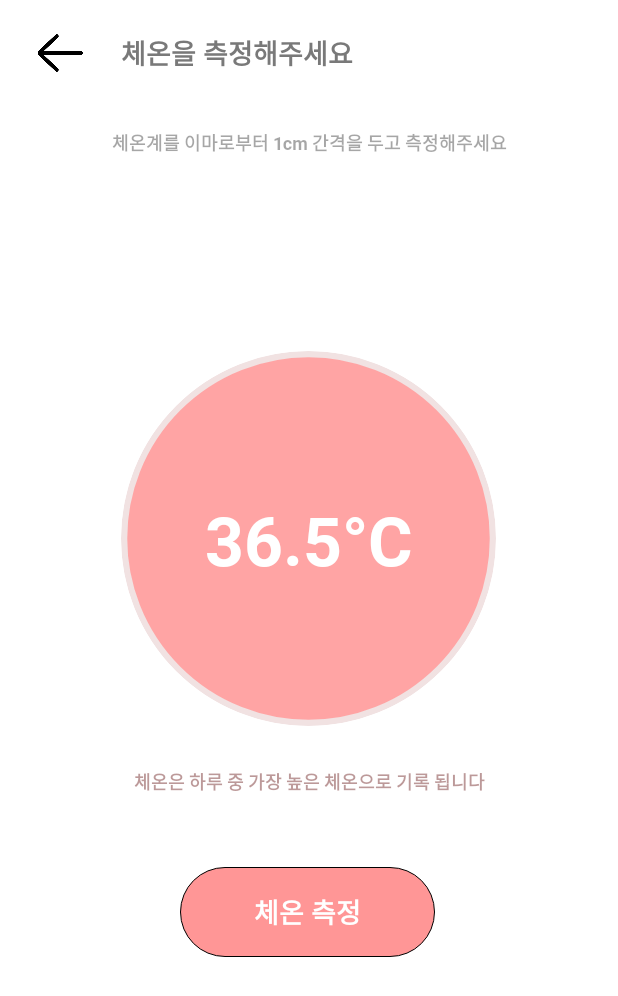
After one commit to BTS-development/BTS_App, an Android app: the Measured_body_tempreture screen opened directly, with no data from a screen before it, on a phone screen of 412 x 824 dp. The commit adds this screen. Shown: the top 996 px of the screen. Run offline under Robolectric (Android 15) with nearby library versions, the phone set to English and light mode, and no system bars; our stand-ins replace CircleImageView.

Commit message:
[Create] Tempreture

```diff
--- a/BluetoothTemperatureSubmitter/app/src/main/java/com/example/bluetoothtemperaturesubmitter/MainPageActivity.kt
+++ b/BluetoothTemperatureSubmitter/app/src/main/java/com/example/bluetoothtemperaturesubmitter/User/MainPageActivity.kt
@@ -1,11 +1,9 @@
-package com.example.bluetoothtemperaturesubmitter
+package com.example.bluetoothtemperaturesubmitter.User
 
 import androidx.appcompat.app.AppCompatActivity
 import android.os.Bundle
-import android.view.MenuItem
-import android.widget.Toolbar
 import com.example.bluetoothtemperaturesubmitter.Fragment.Main_User
-import kotlinx.android.synthetic.main.activity_main_page.*
+import com.example.bluetoothtemperaturesubmitter.R
 
 class MainPageActivity : AppCompatActivity() {
     override fun onCreate(savedInstanceState: Bundle?) {
--- /dev/null
+++ b/BluetoothTemperatureSubmitter/app/src/main/java/com/example/bluetoothtemperaturesubmitter/User/Measured_body_tempreture.kt
@@ -0,0 +1,12 @@
+package com.example.bluetoothtemperaturesubmitter.User
+
+import androidx.appcompat.app.AppCompatActivity
+import android.os.Bundle
+import com.example.bluetoothtemperaturesubmitter.R
+
+class Measured_body_tempreture : AppCompatActivity() {
+    override fun onCreate(savedInstanceState: Bundle?) {
+        super.onCreate(savedInstanceState)
+        setContentView(R.layout.activity_measured_body_tempreture)
+    }
+}
--- /dev/null
+++ b/BluetoothTemperatureSubmitter/app/src/main/res/drawable/tempreture_circle.xml
@@ -0,0 +1,14 @@
+<?xml version="1.0" encoding="utf-8"?>
+<shape xmlns:android="http://schemas.android.com/apk/res/android"
+    android:shape="oval">
+    <stroke
+        android:color="#F1E2E2"
+        android:width="5dp"/>
+    <solid
+        android:color="#FFA4A4"/>
+    <size
+        android:width="320dp"
+        android:height="320dp"/>
+
+
+</shape>
--- a/BluetoothTemperatureSubmitter/app/src/main/res/layout/activity_group.xml
+++ b/BluetoothTemperatureSubmitter/app/src/main/res/layout/activity_group.xml
@@ -4,7 +4,7 @@
     xmlns:tools="http://schemas.android.com/tools"
     android:layout_width="match_parent"
     android:layout_height="match_parent"
-    tools:context=".MainPageActivity">
+    tools:context=".User.MainPageActivity">
 
     <LinearLayout
         android:id="@+id/linear"
--- a/BluetoothTemperatureSubmitter/app/src/main/res/layout/activity_main_page.xml
+++ b/BluetoothTemperatureSubmitter/app/src/main/res/layout/activity_main_page.xml
@@ -4,7 +4,7 @@
     xmlns:tools="http://schemas.android.com/tools"
     android:layout_width="match_parent"
     android:layout_height="match_parent"
-    tools:context=".MainPageActivity">
+    tools:context=".User.MainPageActivity">
 
     <FrameLayout
         android:id="@+id/main_frame"
--- /dev/null
+++ b/BluetoothTemperatureSubmitter/app/src/main/res/layout/activity_measured_body_tempreture.xml
@@ -0,0 +1,112 @@
+<?xml version="1.0" encoding="utf-8"?>
+<androidx.constraintlayout.widget.ConstraintLayout xmlns:android="http://schemas.android.com/apk/res/android"
+    xmlns:app="http://schemas.android.com/apk/res-auto"
+    xmlns:tools="http://schemas.android.com/tools"
+    android:layout_width="match_parent"
+    android:layout_height="match_parent"
+    tools:context=".User.Measured_body_tempreture">
+
+    <LinearLayout
+        android:layout_width="match_parent"
+        android:layout_height="wrap_content"
+        android:orientation="vertical"
+        app:layout_constraintEnd_toEndOf="parent"
+        app:layout_constraintStart_toStartOf="parent"
+        app:layout_constraintTop_toTopOf="parent">
+
+        <LinearLayout
+            android:layout_width="match_parent"
+            android:layout_height="wrap_content"
+            android:orientation="horizontal">
+
+            <ImageView
+                android:id="@+id/back"
+                android:layout_width="50dp"
+                android:layout_height="40dp"
+                android:layout_margin="15dp"
+                android:src="@drawable/back_space" />
+
+            <com.google.android.material.textview.MaterialTextView
+                android:layout_width="match_parent"
+                android:layout_height="wrap_content"
+                android:layout_gravity="center"
+                android:fontFamily="@font/roboto"
+                android:text="체온을 측정해주세요"
+                android:textColor="#797979"
+                android:textSize="18dp" />
+        </LinearLayout>
+
+        <TextView
+            android:layout_width="match_parent"
+            android:layout_height="wrap_content"
+            android:layout_marginTop="15dp"
+            android:fontFamily="@font/roboto"
+            android:gravity="center"
+            android:text="체온계를 이마로부터 1cm 간격을 두고 측정해주세요"
+            android:textColor="#59000000"
+            android:textSize="12dp" />
+    </LinearLayout>
+
+    <de.hdodenhof.circleimageview.CircleImageView
+        android:id="@+id/circleImageView"
+        android:layout_width="250dp"
+        android:layout_height="250dp"
+        android:layout_gravity="center"
+        android:layout_marginBottom="340dp"
+        android:src="@drawable/tempreture_circle"
+        app:layout_constraintBottom_toBottomOf="parent"
+        app:layout_constraintEnd_toEndOf="parent"
+        app:layout_constraintHorizontal_bias="0.496"
+        app:layout_constraintStart_toStartOf="parent"></de.hdodenhof.circleimageview.CircleImageView>
+
+    <TextView
+        android:layout_width="200dp"
+        android:layout_height="60dp"
+        android:fontFamily="@font/roboto"
+        android:gravity="center"
+        android:text="36.5°C"
+        android:textColor="#ffffff"
+        android:textSize="45dp"
+        app:layout_constraintBottom_toBottomOf="@+id/circleImageView"
+        app:layout_constraintEnd_toEndOf="parent"
+        app:layout_constraintStart_toStartOf="parent"
+        app:layout_constraintTop_toTopOf="@+id/circleImageView" />
+
+    <TextView
+        android:id="@+id/textView"
+        android:layout_width="match_parent"
+        android:layout_height="wrap_content"
+        android:layout_marginTop="28dp"
+        android:fontFamily="@font/roboto"
+        android:gravity="center"
+        android:text="체온은 하루 중 가장 높은 체온으로 기록 됩니다"
+        android:textColor="#87803E3E"
+        android:textSize="12dp"
+        app:layout_constraintEnd_toEndOf="parent"
+        app:layout_constraintHorizontal_bias="0.0"
+        app:layout_constraintStart_toStartOf="parent"
+        app:layout_constraintTop_toBottomOf="@+id/circleImageView" />
+
+    <LinearLayout
+        android:id="@+id/Measured_body_tempreture"
+        android:layout_width="170dp"
+        android:layout_height="60dp"
+        android:layout_gravity="center"
+        android:layout_marginTop="48dp"
+        android:background="@drawable/retangle"
+        android:orientation="horizontal"
+        app:layout_constraintEnd_toEndOf="parent"
+        app:layout_constraintHorizontal_bias="0.497"
+        app:layout_constraintStart_toStartOf="parent"
+        app:layout_constraintTop_toBottomOf="@+id/textView">
+        <TextView
+            android:layout_width="match_parent"
+            android:layout_height="wrap_content"
+            android:layout_gravity="center"
+            android:fontFamily="@font/roboto"
+            android:gravity="center"
+            android:text="체온 측정"
+            android:textColor="#ffffff"
+            android:textSize="18dp" />
+    </LinearLayout>
+</androidx.constraintlayout.widget.ConstraintLayout>
--- a/BluetoothTemperatureSubmitter/app/src/main/res/layout/fragment_main__user.xml
+++ b/BluetoothTemperatureSubmitter/app/src/main/res/layout/fragment_main__user.xml
@@ -28,7 +28,7 @@
                 android:layout_height="100dp"
                 android:layout_marginLeft="40dp"
                 android:layout_marginTop="40dp"
-                android:src="@color/colorPrimary"
+                android:src="@drawable/ic_launcher_foreground"
                 app:civ_border_color="#FF9696"
                 app:civ_border_width="2dp"></de.hdodenhof.circleimageview.CircleImageView>
 
```
Also changed, not shown: BluetoothTemperatureSubmitter/app/src/main/AndroidManifest.xml (+8 -9 lines), BluetoothTemperatureSubmitter/app/src/main/java/com/example/bluetoothtemperaturesubmitter/User/Settings.kt (added, +12 -0 lines), BluetoothTemperatureSubmitter/app/src/main/java/com/example/bluetoothtemperaturesubmitter/User/User_temperature_log.kt (added, +12 -0 lines), BluetoothTemperatureSubmitter/app/src/main/res/layout/activity_settings.xml (added, +161 -0 lines), BluetoothTemperatureSubmitter/app/src/main/res/layout/activity_user_temperature_log.xml (added, +91 -0 lines), BluetoothTemperatureSubmitter/app/src/main/res/layout/user_temperature_item.xml (added, +71 -0 lines), BluetoothTemperatureSubmitter/app/src/main/res/values/array.xml (added, +8 -0 lines), BluetoothTemperatureSubmitter/app/src/main/res/drawable/back.png (added), BluetoothTemperatureSubmitter/app/src/main/res/drawable/back_space.png (added), BluetoothTemperatureSubmitter/app/src/main/res/font/roboto_regular.ttf (added).
